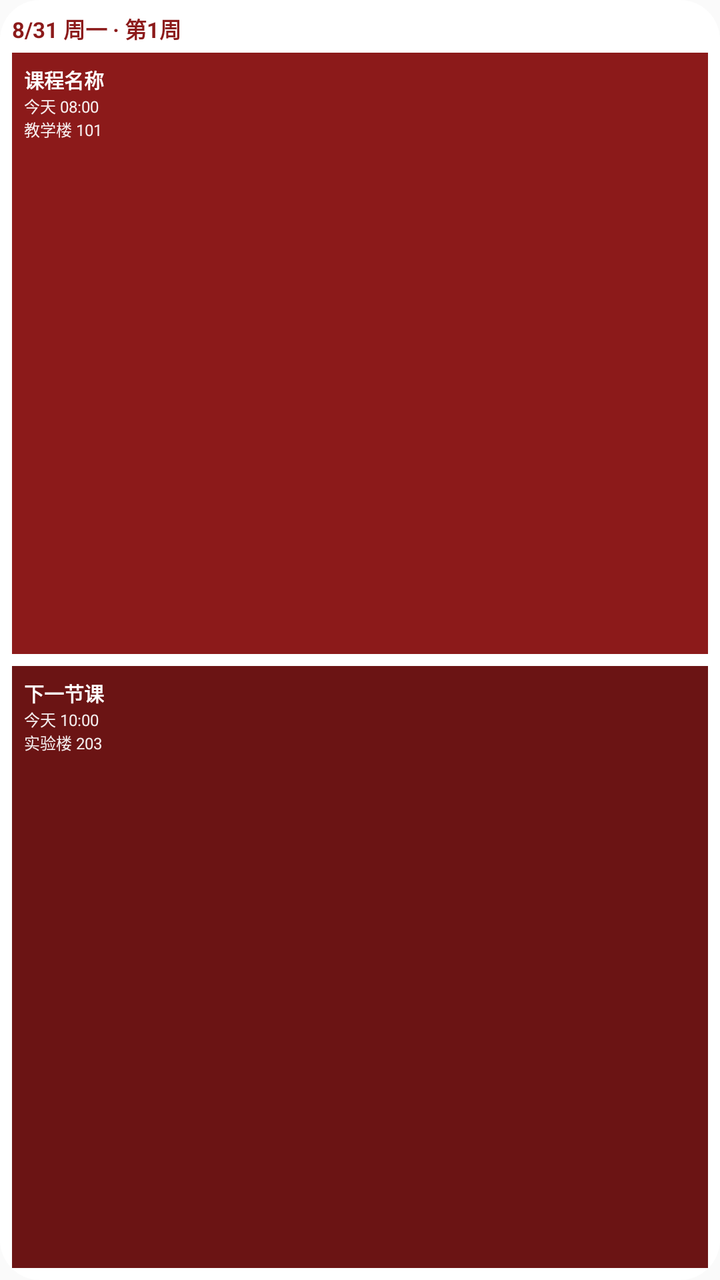
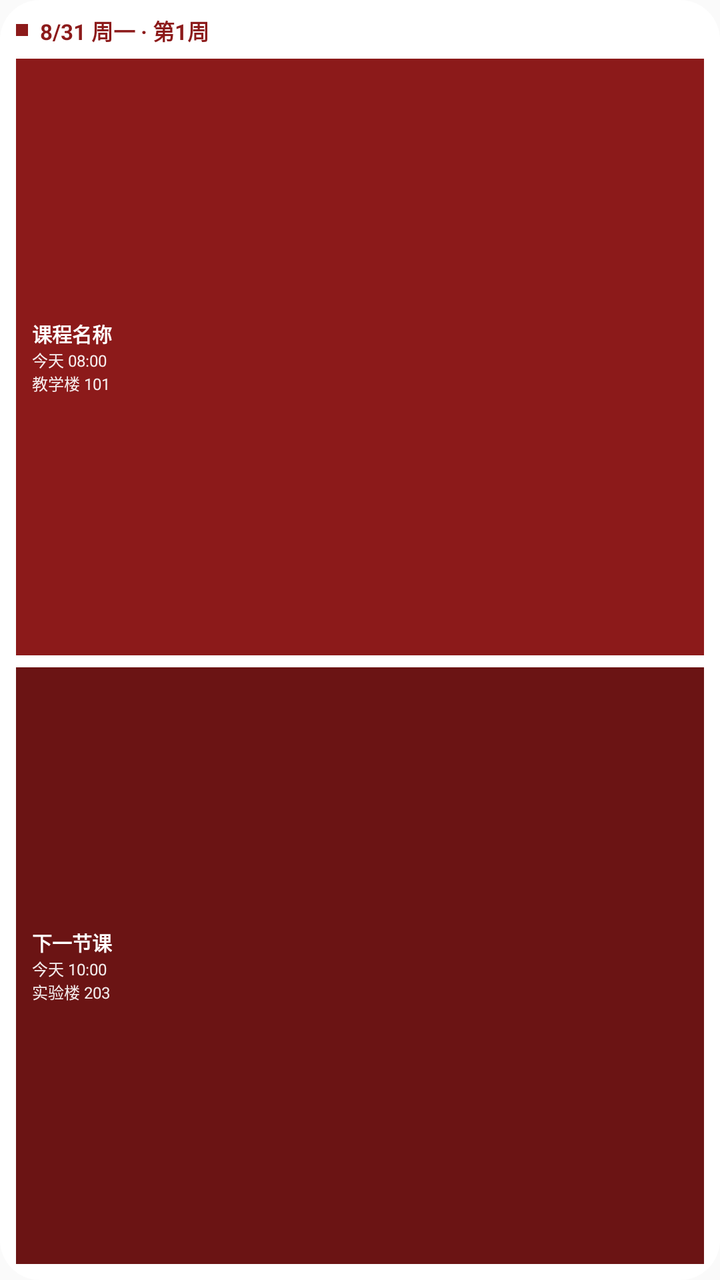

The first picture is an Android layout as it rendered before a commit; the second is the same layout after the commit. The layout source and the unified diff follow.
<!-- AndroidManifest.xml: application theme Theme.Kcb -->
<!-- res/layout/widget_next_preview.xml -->
<?xml version="1.0" encoding="utf-8"?>
<LinearLayout xmlns:android="http://schemas.android.com/apk/res/android"
    android:layout_width="match_parent"
    android:layout_height="match_parent"
    android:orientation="vertical"
    android:padding="6dp"
    android:background="@drawable/widget_background">
    <TextView
        android:layout_width="wrap_content"
        android:layout_height="wrap_content"
        android:layout_marginBottom="4dp"
        android:text="8/31 周一 · 第1周"
        android:textColor="#8C1A1A"
        android:textSize="11sp"
        android:textStyle="bold"
        android:maxLines="1" />
    <LinearLayout
        android:layout_width="match_parent"
        android:layout_height="0dp"
        android:layout_weight="1"
        android:orientation="vertical"
        android:padding="6dp"
        android:background="#8C1A1A">
        <TextView
            android:layout_width="wrap_content"
            android:layout_height="wrap_content"
            android:text="课程名称"
            android:textColor="#FFFFFF"
            android:textSize="10sp"
            android:textStyle="bold" />
        <TextView
            android:layout_width="wrap_content"
            android:layout_height="wrap_content"
            android:text="今天 08:00"
            android:textColor="#EBFFFFFF"
            android:textSize="8sp" />
        <TextView
            android:layout_width="wrap_content"
            android:layout_height="wrap_content"
            android:text="教学楼 101"
            android:textColor="#EBFFFFFF"
            android:textSize="8sp" />
    </LinearLayout>
    <Space
        android:layout_width="match_parent"
        android:layout_height="6dp" />
    <LinearLayout
        android:layout_width="match_parent"
        android:layout_height="0dp"
        android:layout_weight="1"
        android:orientation="vertical"
        android:padding="6dp"
        android:background="#6B1414">
        <TextView
            android:layout_width="wrap_content"
            android:layout_height="wrap_content"
            android:text="下一节课"
            android:textColor="#FFFFFF"
            android:textSize="10sp"
            android:textStyle="bold" />
        <TextView
            android:layout_width="wrap_content"
            android:layout_height="wrap_content"
            android:text="今天 10:00"
            android:textColor="#EBFFFFFF"
            android:textSize="8sp" />
        <TextView
            android:layout_width="wrap_content"
            android:layout_height="wrap_content"
            android:text="实验楼 203"
            android:textColor="#EBFFFFFF"
            android:textSize="8sp" />
    </LinearLayout>
</LinearLayout>
<!-- resources referenced by this layout -->
<resources>
  <!-- drawable widget_background (drawable) -->
  <?xml version="1.0" encoding="utf-8"?>
  <shape xmlns:android="http://schemas.android.com/apk/res/android"
      android:shape="rectangle">
      <solid android:color="#FFFFFFFF" />
      <corners android:radius="20dp" />
  </shape>
  <style name="Theme.Kcb" parent="android:Theme.Material.Light.NoActionBar">
          <item name="android:statusBarColor">@android:color/transparent</item>
          <item name="android:navigationBarColor">@android:color/transparent</item>
          <item name="android:windowLightStatusBar">false</item>
          <item name="android:windowLightNavigationBar">true</item>
          <item name="android:windowDrawsSystemBarBackgrounds">true</item>
      </style>
</resources>

<!-- the commit's change to res/layout/widget_next_preview.xml (unified diff, before → after) -->
@@ -3,23 +3,41 @@
     android:layout_width="match_parent"
     android:layout_height="match_parent"
     android:orientation="vertical"
-    android:padding="6dp"
+    android:paddingStart="8dp"
+    android:paddingEnd="8dp"
+    android:paddingTop="7dp"
+    android:paddingBottom="8dp"
     android:background="@drawable/widget_background">
-    <TextView
-        android:layout_width="wrap_content"
+    <LinearLayout
+        android:layout_width="match_parent"
         android:layout_height="wrap_content"
-        android:layout_marginBottom="4dp"
-        android:text="8/31 周一 · 第1周"
-        android:textColor="#8C1A1A"
-        android:textSize="11sp"
-        android:textStyle="bold"
-        android:maxLines="1" />
+        android:gravity="center_vertical"
+        android:orientation="horizontal">
+        <View
+            android:layout_width="6dp"
+            android:layout_height="6dp"
+            android:background="#8C1A1A" />
+        <TextView
+            android:layout_width="wrap_content"
+            android:layout_height="wrap_content"
+            android:layout_marginStart="6dp"
+            android:text="8/31 周一 · 第1周"
+            android:textColor="#8C1A1A"
+            android:textSize="11sp"
+            android:textStyle="bold"
+            android:maxLines="1" />
+    </LinearLayout>
     <LinearLayout
         android:layout_width="match_parent"
         android:layout_height="0dp"
         android:layout_weight="1"
+        android:layout_marginTop="6dp"
         android:orientation="vertical"
-        android:padding="6dp"
+        android:gravity="center_vertical"
+        android:paddingStart="8dp"
+        android:paddingEnd="8dp"
+        android:paddingTop="6dp"
+        android:paddingBottom="6dp"
         android:background="#8C1A1A">
         <TextView
             android:layout_width="wrap_content"
@@ -49,7 +67,11 @@
         android:layout_height="0dp"
         android:layout_weight="1"
         android:orientation="vertical"
-        android:padding="6dp"
+        android:gravity="center_vertical"
+        android:paddingStart="8dp"
+        android:paddingEnd="8dp"
+        android:paddingTop="6dp"
+        android:paddingBottom="6dp"
         android:background="#6B1414">
         <TextView
             android:layout_width="wrap_content"
